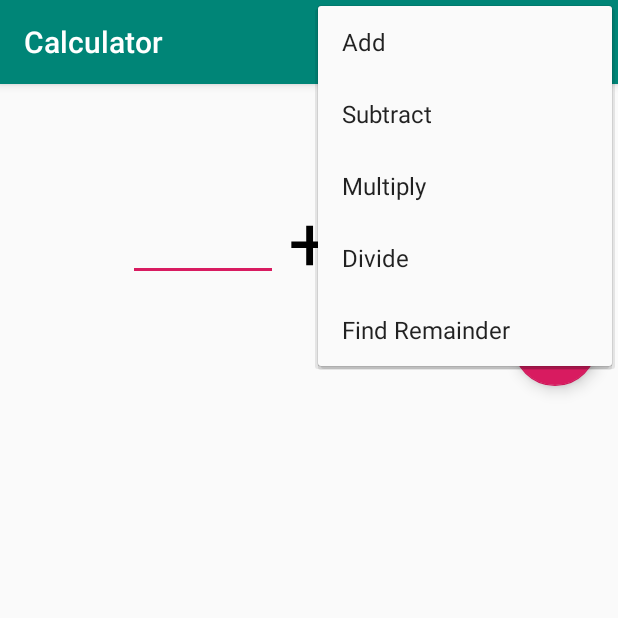
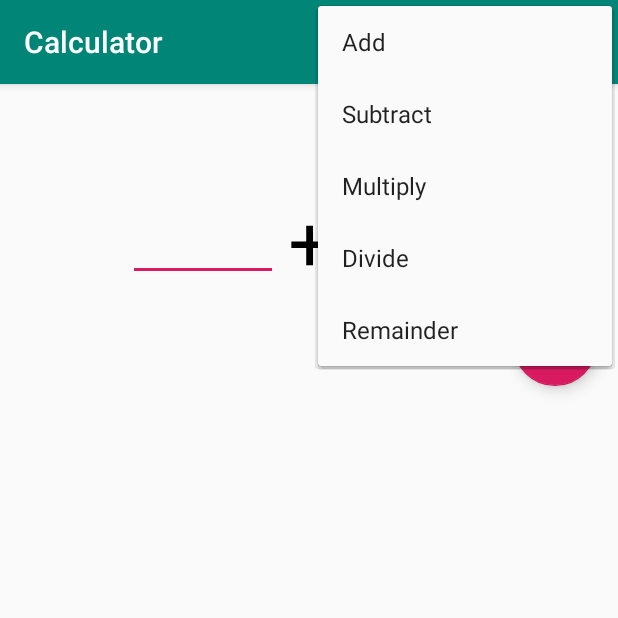
Before and after one commit to richardlewan/Calculator, an Android app: the screen it shows after launch (MainActivity), with the options menu open, on a phone screen of 412 x 824 dp, the top half of it. Run offline under Robolectric (Android 15) with nearby library versions, the phone set to English and light mode, and no system bars; our stand-ins replace Timber.

Commit message:
Refer to menuItem titles by string resource in changeMenuItemTest and menu_main

```diff
--- a/app/src/main/res/menu/menu_main.xml
+++ b/app/src/main/res/menu/menu_main.xml
@@ -2,9 +2,9 @@
     xmlns:app="http://schemas.android.com/apk/res-auto"
     xmlns:tools="http://schemas.android.com/tools"
     tools:context="com.onxmaps.playground.calculator.MainActivity">
-    <item android:id="@+id/add" android:title="Add"></item>
-    <item android:id="@+id/subtract" android:title="Subtract"></item>
-    <item android:id="@+id/multiply" android:title="Multiply"></item>
-    <item android:id="@+id/divide" android:title="Divide"></item>
-    <item android:id="@+id/mod" android:title="Find Remainder"></item>
+    <item android:id="@+id/add" android:title="@string/add_title"></item>
+    <item android:id="@+id/subtract" android:title="@string/subtract_title"></item>
+    <item android:id="@+id/multiply" android:title="@string/multiply_title"></item>
+    <item android:id="@+id/divide" android:title="@string/divide_title"></item>
+    <item android:id="@+id/mod" android:title="@string/mod_title"></item>
 </menu>
--- a/app/src/main/res/values/strings.xml
+++ b/app/src/main/res/values/strings.xml
@@ -1,3 +1,8 @@
 <resources>
     <string name="app_name">Calculator</string>
+    <string name="add_title">Add</string>
+    <string name="subtract_title">Subtract</string>
+    <string name="multiply_title">Multiply</string>
+    <string name="divide_title">Divide</string>
+    <string name="mod_title">Remainder</string>
 </resources>
```
Also changed, not shown: 1 other file.
